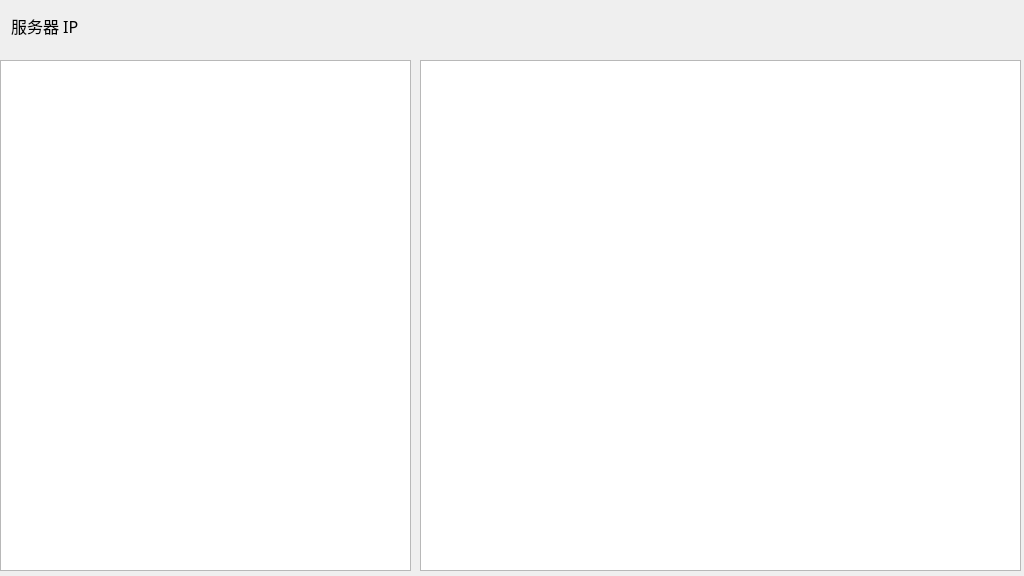
Before: the Qt Designer form Server/widget.ui in yap12138/PLAYERUNKNOWN-S-BATTLECARDS, drawn with Qt 5.
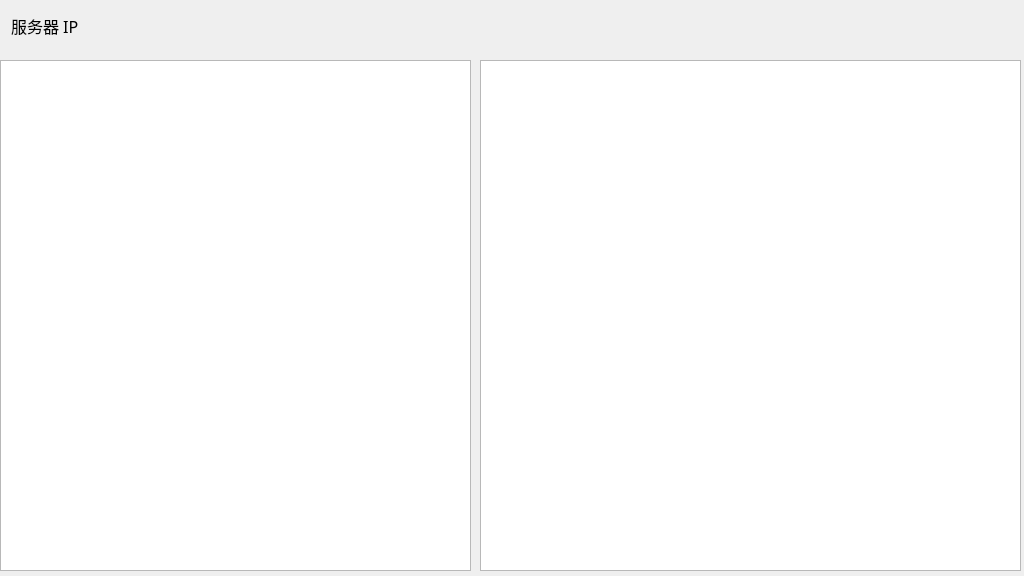
After: the same form once the commit is applied.

The edit to the form file:
```diff
--- a/Server/widget.ui
+++ b/Server/widget.ui
@@ -33,7 +33,7 @@
     <rect>
      <x>0</x>
      <y>0</y>
-     <width>411</width>
+     <width>471</width>
      <height>51</height>
     </rect>
    </property>
@@ -89,7 +89,7 @@
     <rect>
      <x>0</x>
      <y>60</y>
-     <width>411</width>
+     <width>471</width>
      <height>511</height>
     </rect>
    </property>
@@ -97,9 +97,9 @@
   <widget class="QTextBrowser" name="textBrowser">
    <property name="geometry">
     <rect>
-     <x>420</x>
+     <x>480</x>
      <y>60</y>
-     <width>601</width>
+     <width>541</width>
      <height>511</height>
     </rect>
    </property>
```
